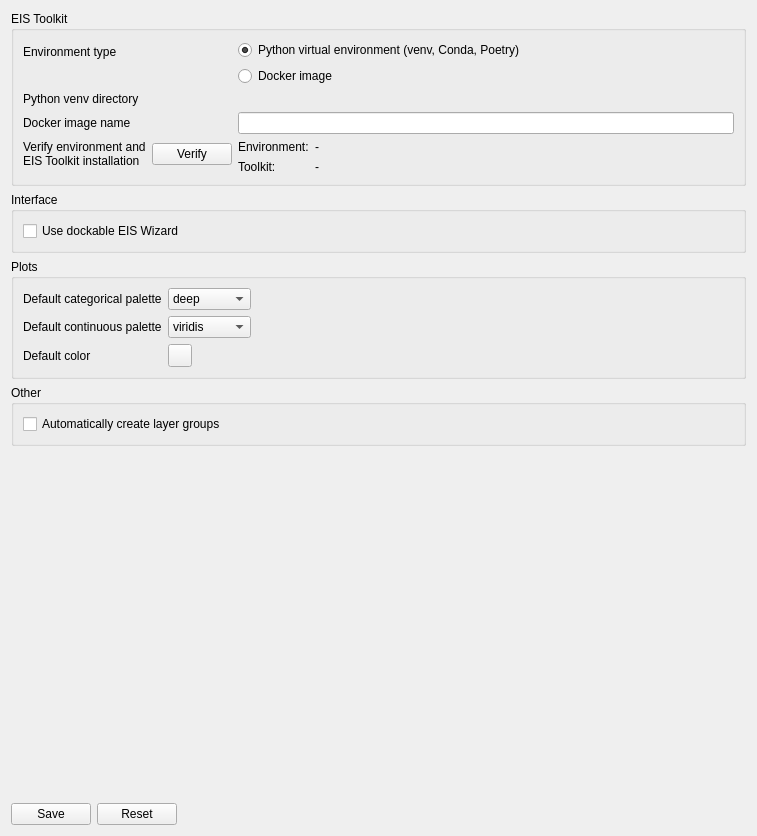
Old version of the form eis_qgis_plugin/resources/ui/wizard_settings.ui in the repository GispoCoding/eis_qgis_plugin.
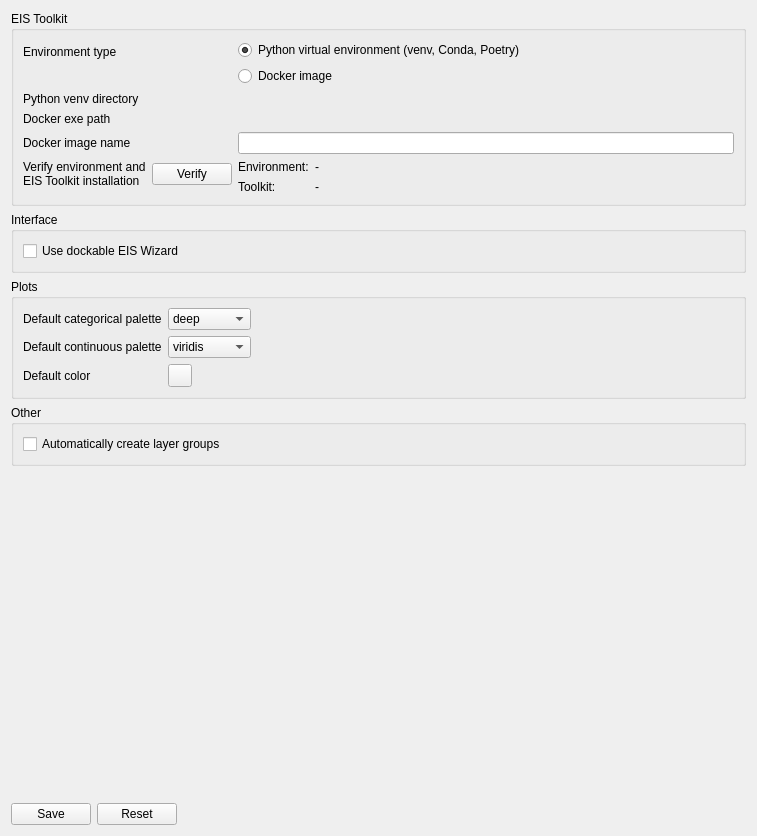
New version of the form. Custom widgets are drawn as their Qt base class.

Commit message: Add quick fix for Docker support: specify Docker exe path

```diff
--- a/eis_qgis_plugin/resources/ui/wizard_settings.ui
+++ b/eis_qgis_plugin/resources/ui/wizard_settings.ui
@@ -71,17 +71,17 @@
         </property>
        </widget>
       </item>
-      <item row="2" column="0">
+      <item row="3" column="0">
        <widget class="QLabel" name="docker_image_name_label">
         <property name="text">
          <string>Docker image name</string>
         </property>
        </widget>
       </item>
-      <item row="2" column="1">
+      <item row="3" column="1">
        <widget class="QLineEdit" name="docker_image_name"/>
       </item>
-      <item row="3" column="0">
+      <item row="4" column="0">
        <layout class="QHBoxLayout" name="horizontalLayout_2">
         <item>
          <widget class="QLabel" name="toolkit_installation_validity_label">
@@ -108,7 +108,7 @@
         </item>
        </layout>
       </item>
-      <item row="3" column="1">
+      <item row="4" column="1">
        <layout class="QFormLayout" name="formLayout">
         <item row="0" column="0">
          <widget class="QLabel" name="label">
@@ -158,6 +158,16 @@
         </item>
        </layout>
       </item>
+      <item row="2" column="0">
+       <widget class="QLabel" name="docker_path_label">
+        <property name="text">
+         <string>Docker exe path</string>
+        </property>
+       </widget>
+      </item>
+      <item row="2" column="1">
+       <widget class="QgsFileWidget" name="docker_path"/>
+      </item>
      </layout>
     </widget>
    </item>
```
The commit also changes 2 other files.
